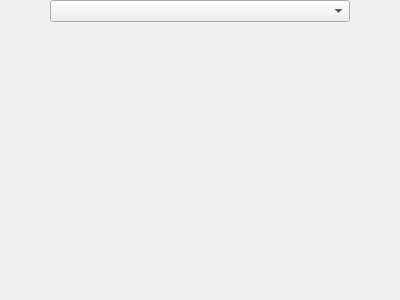
Before: the Qt Designer form src/ui/qt/detail/cartridge_widget.ui in TheFlav/Flash-Masta-Desktop, drawn with Qt 5.
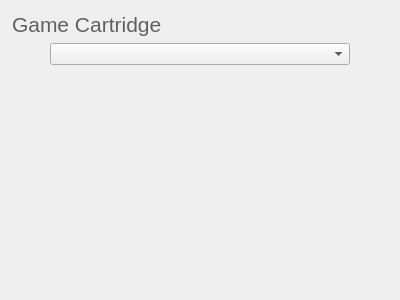
After: the same form once the commit is applied.

Commit message: Added display of cartridge name when plugging in cartridge to Link Masta

```diff
--- a/src/ui/qt/detail/cartridge_widget.ui
+++ b/src/ui/qt/detail/cartridge_widget.ui
@@ -13,19 +13,34 @@
   <property name="windowTitle">
    <string>Form</string>
   </property>
-  <layout class="QVBoxLayout" name="verticalLayout" stretch="0,1">
+  <layout class="QVBoxLayout" name="verticalLayout" stretch="0,0,1">
    <property name="leftMargin">
-    <number>0</number>
+    <number>12</number>
    </property>
    <property name="topMargin">
-    <number>0</number>
+    <number>12</number>
    </property>
    <property name="rightMargin">
-    <number>0</number>
+    <number>12</number>
    </property>
    <property name="bottomMargin">
-    <number>0</number>
+    <number>12</number>
    </property>
+   <item>
+    <widget class="QLabel" name="cartridgeNameLabel">
+     <property name="font">
+      <font>
+       <pointsize>16</pointsize>
+      </font>
+     </property>
+     <property name="styleSheet">
+      <string notr="true">color: rgb(96, 96, 96);</string>
+     </property>
+     <property name="text">
+      <string>Game Cartridge</string>
+     </property>
+    </widget>
+   </item>
    <item>
     <layout class="QHBoxLayout" name="slotsComboBoxHorizontalLayout" stretch="0,1,0">
      <property name="spacing">
```
The commit also changes 5 other files.
